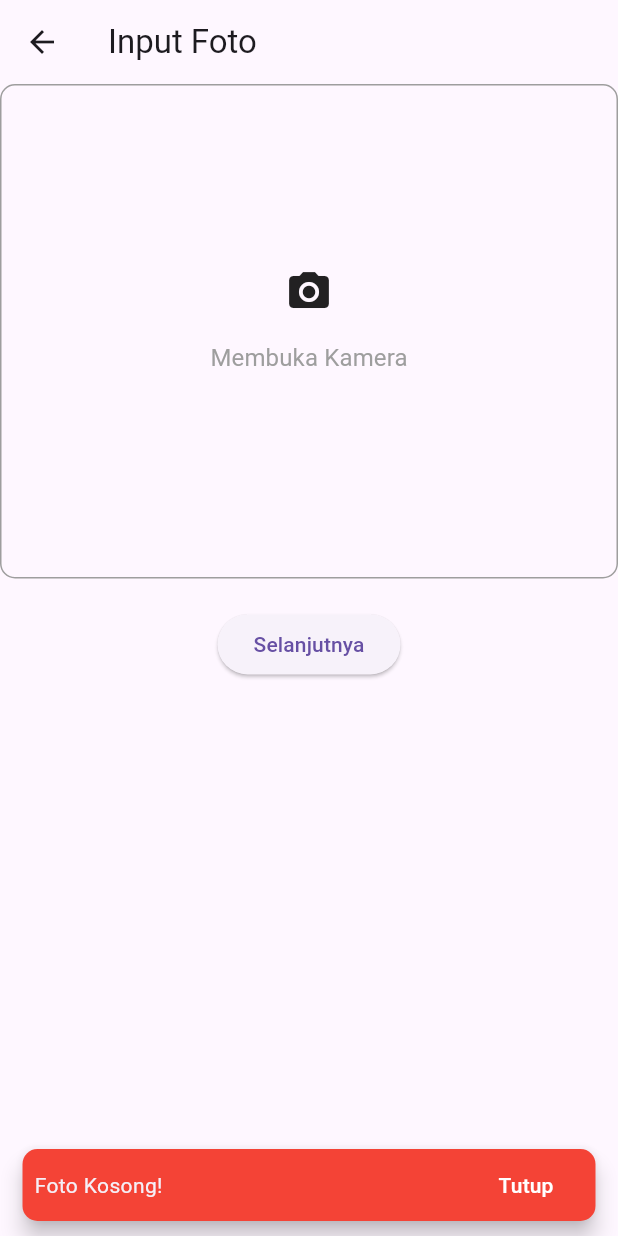
After one commit to ArdanFahmi/Simple-Biometric, a Flutter app: the PhotoScreen screen opened directly, after a tap on "Selanjutnya", on a phone screen of 412 x 824 dp. The commit adds this screen. Run offline on Flutter 3.47's test engine with Material 3 defaults, Android fonts, the phone set to English and light mode, and no system bars; our stand-ins replace flutter_otp_text_field, geolocator, image_picker, local_auth; missing offline and left inert: app_settings.

Commit message:
add lib geolocator, photo screen, pin screen

```diff
--- /dev/null
+++ b/lib/photo_screen.dart
@@ -0,0 +1,134 @@
+import 'dart:io';
+
+import 'package:flutter/material.dart';
+import 'package:flutter/services.dart';
+import 'package:image_picker/image_picker.dart';
+import 'package:simple_biometric/pin_screen.dart';
+
+class PhotoScreen extends StatefulWidget {
+  const PhotoScreen({Key? key}) : super(key: key);
+  @override
+  _PhotoScreenState createState() => _PhotoScreenState();
+}
+
+class _PhotoScreenState extends State<PhotoScreen> {
+  final ImagePicker _picker = ImagePicker();
+  XFile? _pickedImage;
+
+  void _takePic() async {
+    try {
+      final pickedFile = await _picker.pickImage(
+          source: ImageSource.camera,
+          preferredCameraDevice: CameraDevice.front);
+      if (pickedFile != null) {
+        setState(() {
+          _pickedImage = pickedFile;
+        });
+      } else {}
+    } on PlatformException catch (e) {
+      rethrow;
+    }
+  }
+
+  void _navigateNextScreen() async {
+    if (_pickedImage != null) {
+      Navigator.push(
+        context,
+        MaterialPageRoute(builder: (context) => const PinScreen()),
+      );
+    } else {
+      _showSnackbar();
+    }
+  }
+
+  void _showSnackbar() {
+    ScaffoldMessenger.of(context).showSnackBar(
+      SnackBar(
+        action: SnackBarAction(
+          textColor: Colors.white,
+          label: 'Tutup',
+          onPressed: () {
+            // Code to execute.
+          },
+        ),
+        backgroundColor: Colors.red,
+        content: const Text('Foto Kosong!'),
+        duration: const Duration(milliseconds: 1500),
+        //width: 280.0, // Width of the SnackBar.
+        padding: const EdgeInsets.symmetric(
+          horizontal: 8.0, // Inner padding for SnackBar content.
+        ),
+        behavior: SnackBarBehavior.floating,
+        shape: RoundedRectangleBorder(
+          borderRadius: BorderRadius.circular(10.0),
+        ),
+      ),
+    );
+  }
+
+  @override
+  void initState() {
+    _takePic();
+    super.initState();
+  }
+
+  @override
+  Widget build(BuildContext context) {
+    return Scaffold(
+        appBar: AppBar(
+          title: const Text("Input Foto"),
+        ),
+        body: Column(
+          children: [
+            GestureDetector(
+              onTap: () =>
+                  // costom upload image
+                  _takePic(),
+              child: Container(
+                height: MediaQuery.of(context).size.height / 2.5,
+                width: MediaQuery.of(context).size.width,
+                decoration: BoxDecoration(
+                  borderRadius: BorderRadius.circular(10.0),
+                  border: Border.all(color: Colors.grey),
+                ),
+                child: _pickedImage == null
+                    ? Column(
+                        crossAxisAlignment: CrossAxisAlignment.center,
+                        mainAxisAlignment: MainAxisAlignment.center,
+                        children: [
+                          const Icon(
+                            Icons.camera_alt,
+                            size: 32,
+                          ),
+                          const SizedBox(height: 4),
+                          TextButton(
+                            child: const Text(
+                              'Membuka Kamera',
+                              style: TextStyle(
+                                  fontWeight: FontWeight.w400,
+                                  fontSize: 16.0,
+                                  color: Colors.grey),
+                            ),
+                            onPressed: () => _takePic(),
+                          ),
+                        ],
+                      )
+                    : AspectRatio(
+                        aspectRatio: 4 / 3,
+                        child: Image.file(
+                          File(_pickedImage!.path),
+                          fit: BoxFit.cover,
+                        ),
+                      ),
+              ),
+            ),
+            const SizedBox(
+              height: 20.0,
+            ),
+            ElevatedButton(
+                onPressed: _navigateNextScreen,
+                child: const Text("Selanjutnya")),
+          ],
+        ));
+  }
+}
--- a/pubspec.yaml
+++ b/pubspec.yaml
@@ -10,7 +10,9 @@ dependencies:
   app_settings: ^5.1.1
   flutter:
     sdk: flutter
+  flutter_otp_text_field: ^1.1.1
   geolocator: ^11.0.0
+  image_picker: ^1.0.7
   intl: ^0.18.1
   local_auth: ^2.1.8
   retrofit: ^4.1.0
```
Also changed, not shown: lib/face_unlock_page.dart (deleted, +0 -30 lines), lib/main.dart (+17 -5 lines), lib/pin_screen.dart (added, +75 -0 lines), pubspec.lock, 6 other files.
